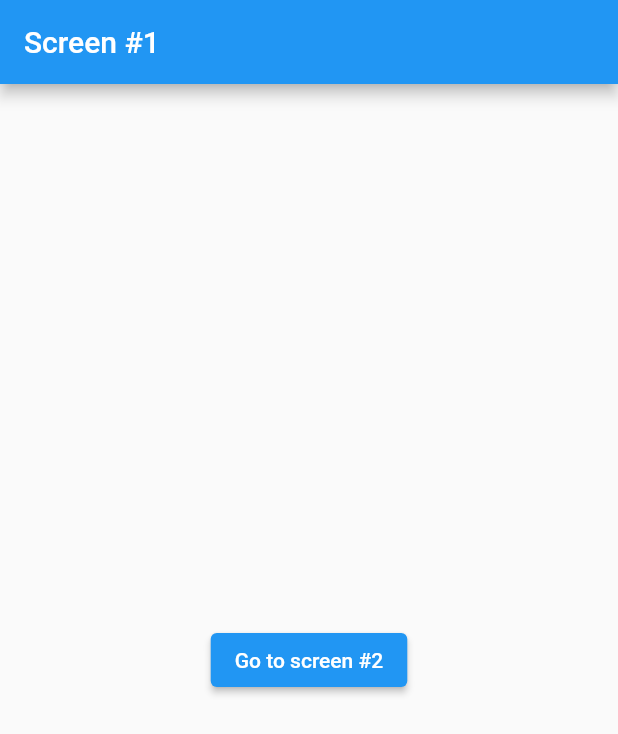
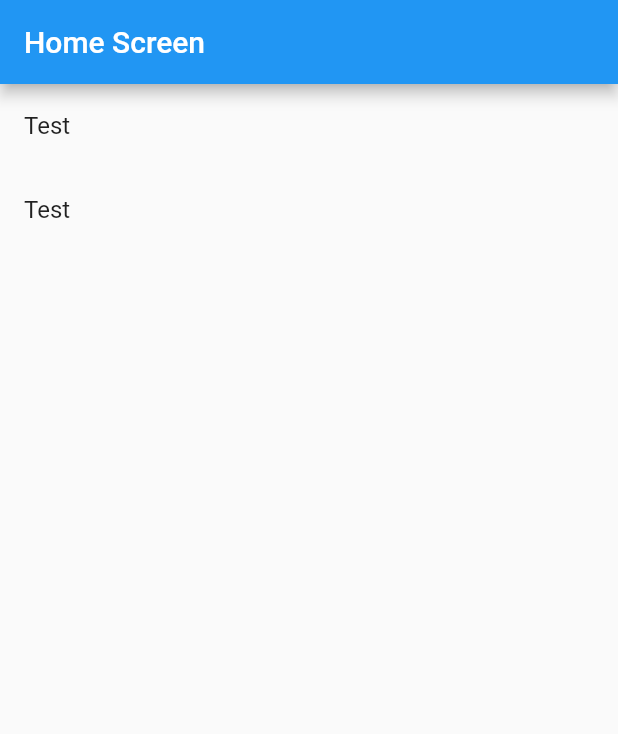
Before and after one commit to maxonflutter/flutter_go_router, a Flutter app: the screen it shows after launch, on a phone screen of 412 x 824 dp. Shown: the top 734 px of the screen. Run offline on Flutter 3.47's test engine with Material 2 defaults, Android fonts, the light colour scheme and no system bars; our stand-ins replace go_router.

Commit message:
Named routes with go_router

```diff
--- a/lib/config/app_router.dart
+++ b/lib/config/app_router.dart
@@ -3,27 +3,71 @@ import 'package:go_router/go_router.dart';
 
 import '../screens/screens.dart';
 
-// This is an example for a simple two-page app. The first route '/'
-// is mapped to FirstScreen, and the second route '/screen2 is
-// mapped to SecondScreen.
-//
-// To navigate between pages, press the buttons on the pages. The onPress
-// callbacks use context.go() to navigate to another page. This is
-// equivalent to entering url to the browser url bar directly.
+// This example demonstrates how to navigate using named locations
+// instead of URLs. Instead of hardcoding the URI locations,
+// you can also use the named locations. To use this API, give
+// a unique name to each GoRoute. The name can then be used in
+// context.namedLocation to be translate back to the actual URL location.
 
 final GoRouter router = GoRouter(
+  debugLogDiagnostics: true,
   routes: <GoRoute>[
     GoRoute(
+      name: 'home',
       path: '/',
-      builder: (BuildContext context, GoRouterState state) =>
-          const FirstScreen(),
-      routes: <GoRoute>[
-        GoRoute(
-          path: 'screen2',
-          builder: (BuildContext context, GoRouterState state) =>
-              const SecondScreen(),
-        ),
-      ],
+      builder: (BuildContext context, GoRouterState state) {
+        return const HomeScreen();
+      },
+    ),
+    GoRoute(
+      name: 'family',
+      path: '/family/:fid',
+      builder: (BuildContext context, GoRouterState state) {
+        return FamilyScreen(fid: state.params['fid']!);
+      },
+    ),
+    GoRoute(
+      name: 'person',
+      path: '/person/:pid',
+      builder: (BuildContext context, GoRouterState state) {
+        return PersonScreen(
+          pid: state.params['pid']!,
+        );
+      },
     ),
   ],
 );
+
+// late final GoRouter router = GoRouter(
+//   debugLogDiagnostics: true,
+//   routes: <GoRoute>[
+//     GoRoute(
+//       name: 'home',
+//       path: '/',
+//       builder: (BuildContext context, GoRouterState state) {
+//         return const HomeScreen();
+//       },
+//       routes: <GoRoute>[
+//         GoRoute(
+//           name: 'family',
+//           path: 'family/:fid',
+//           builder: (BuildContext context, GoRouterState state) {
+//             return FamilyScreen(fid: state.params['fid']!);
+//           },
+//           routes: <GoRoute>[
+//             GoRoute(
+//               name: 'person',
+//               path: 'person/:pid',
+//               builder: (BuildContext context, GoRouterState state) {
+//                 return PersonScreen(
+//                   fid: state.params['fid']!,
+//                   pid: state.params['pid']!,
+//                 );
+//               },
+//             ),
+//           ],
+//         ),
+//       ],
+//     ),
+//   ],
+// );
--- a/lib/screens/first_screen.dart
+++ /dev/null
@@ -1,24 +0,0 @@
-import 'package:flutter/material.dart';
-import 'package:go_router/go_router.dart';
-
-class FirstScreen extends StatelessWidget {
-  const FirstScreen({Key? key}) : super(key: key);
-
-  @override
-  Widget build(BuildContext context) {
-    return Scaffold(
-      appBar: AppBar(title: const Text('Screen #1')),
-      body: Center(
-        child: Column(
-          mainAxisAlignment: MainAxisAlignment.center,
-          children: <Widget>[
-            ElevatedButton(
-              onPressed: () => context.go('/screen2'),
-              child: const Text('Go to screen #2'),
-            ),
-          ],
-        ),
-      ),
-    );
-  }
-}
--- /dev/null
+++ b/lib/screens/home_screen.dart
@@ -0,0 +1,29 @@
+import 'package:flutter/material.dart';
+import 'package:go_router/go_router.dart';
+
+class HomeScreen extends StatelessWidget {
+  const HomeScreen({Key? key}) : super(key: key);
+
+  @override
+  Widget build(BuildContext context) {
+    return Scaffold(
+      appBar: AppBar(title: const Text('Home Screen')),
+      body: ListView(
+        children: <Widget>[
+          for (final String fid in ['f1', 'f2'])
+            ListTile(
+              title: const Text('Test'),
+              onTap: () {
+                return context.go(
+                  context.namedLocation(
+                    'family',
+                    params: <String, String>{'fid': fid},
+                  ),
+                );
+              },
+            )
+        ],
+      ),
+    );
+  }
+}
--- a/lib/screens/screens.dart
+++ b/lib/screens/screens.dart
@@ -1,2 +1,3 @@
-export 'first_screen.dart';
-export 'second_screen.dart';
+export 'home_screen.dart';
+export 'family_screen.dart';
+export 'person_screen.dart';
```
Also changed, not shown: lib/screens/family_screen.dart (added, +37 -0 lines), lib/screens/person_screen.dart (added, +26 -0 lines), lib/screens/second_screen.dart (deleted, +0 -24 lines).
